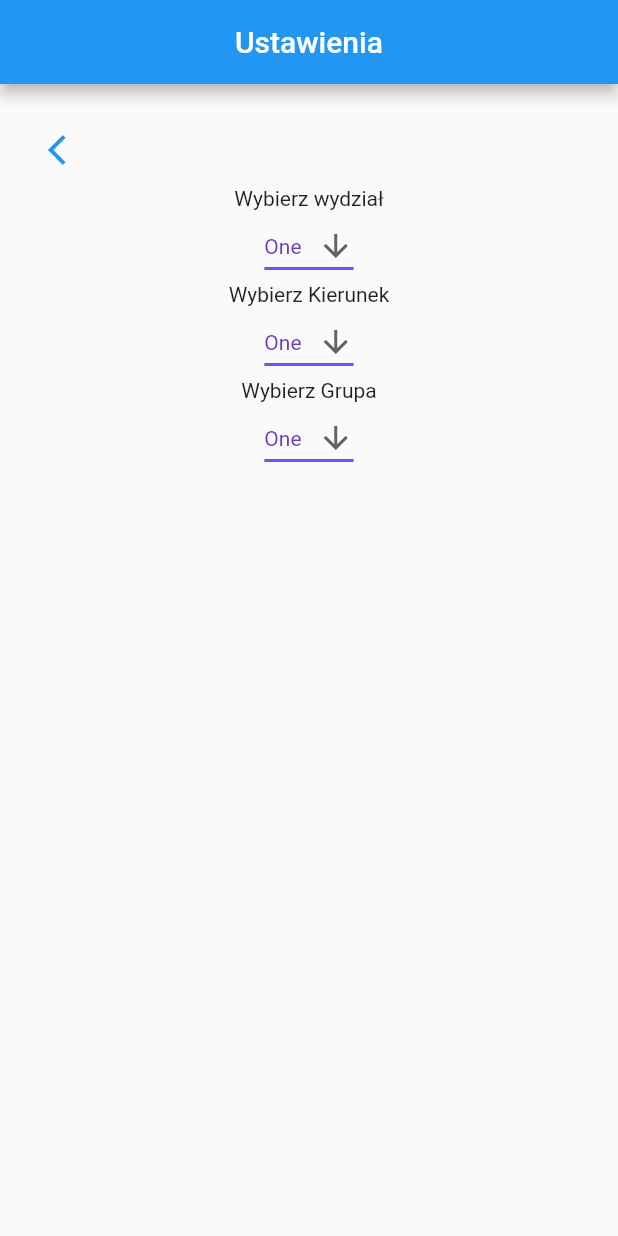
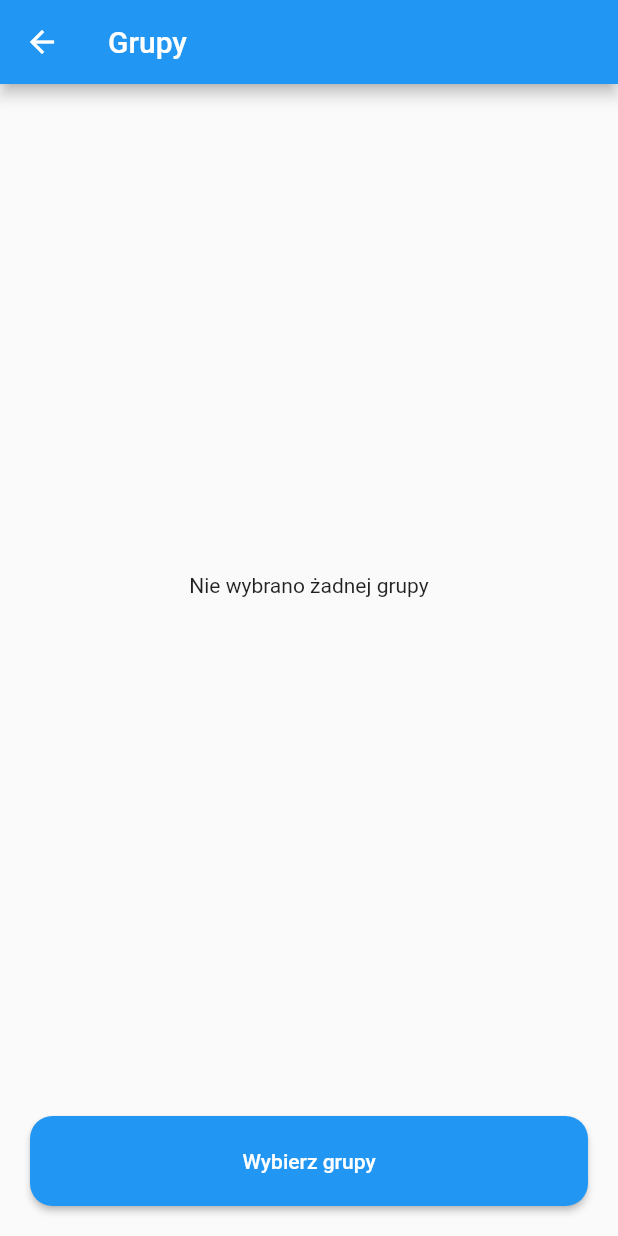
Before and after one commit to dawidsadowski/plany, a Flutter app: the screen it shows once a user with an empty profile is signed in, after a tap on "Ustawienia", after a tap on "Dołącz do grupy", on a phone screen of 412 x 824 dp. Run offline on Flutter 3.47's test engine with Material 2 defaults, Android fonts, the phone set to English and light mode, and no system bars; our stand-ins replace cloud_firestore, firebase_auth, firebase_core, flutter_signin_button, fluttertoast, google_sign_in and 1 more; missing offline and left inert: filter_list, flutter_facebook_auth, syncfusion_localizations; accounts and stored records are empty.

Commit message:
Implement group adding and removing

```diff
--- a/lib/screens/homeScreens/group_settings.dart
+++ b/lib/screens/homeScreens/group_settings.dart
@@ -1,132 +1,212 @@
+import 'package:cloud_firestore/cloud_firestore.dart';
+import 'package:delta_squad_app/models/user_model.dart';
+import 'package:filter_list/filter_list.dart';
+import 'package:firebase_auth/firebase_auth.dart';
 import 'package:flutter/material.dart';
 
 class GroupSettings extends StatefulWidget {
   const GroupSettings({Key? key}) : super(key: key);
+  final String title = 'Grupy';
 
   @override
   _GroupSettingsState createState() => _GroupSettingsState();
 }
 
 class _GroupSettingsState extends State<GroupSettings> {
-  String dropdownValueFirst = 'One';
-  String dropdownValueSecond = 'One';
-  String dropdownValueThird = 'One';
+  List<Group>? selectedGroupList = [];
+  List<Group> groupList = [];
+
+  User? user = FirebaseAuth.instance.currentUser;
+  UserModel loggedInUser = UserModel();
+
+  @override
+  void initState() {
+    super.initState();
+
+    FirebaseFirestore.instance
+        .collection("users")
+        .doc(user!.email)
+        .collection("groups")
+        .get()
+        .then((value) {
+      for (var element in value.docs) {
+        setState(() {
+          var reference = FirebaseFirestore.instance.collection("groups").doc(element.id);
+          selectedGroupList!.add(Group(element.id, reference));
+        });
+      }
+
+      FirebaseFirestore.instance.collection("groups").get().then((value) {
+        for (var element in value.docs) {
+          Group group = Group(element.id, element.reference);
+
+          print(selectedGroupList);
+
+          for(var selectedGroup in selectedGroupList!) {
+            if(selectedGroup.name == element.id) {
+              group = selectedGroup;
+            }
+          }
+
+          groupList.add(group);
+        }
+      });
+    });
+  }
 
   @override
   Widget build(BuildContext context) {
-    return MaterialApp(
-        title: "Grupy",
-        home: Scaffold(
+    return Scaffold(
       appBar: AppBar(
-              centerTitle: true,
-              title:const Text("Ustawienia"),
+        title: Text(widget.title),
       ),
-            body: Container(
-              padding: EdgeInsets.all(10.0),
-              margin: EdgeInsets.all(10.0),
-              child: Column(
-                children: [
-                  Container(
-                    alignment: Alignment.topLeft,
-                    child: IconButton(
-                        onPressed: () {
-                          Navigator.pop(context);
+      bottomNavigationBar: Padding(
+        padding: const EdgeInsets.all(20.0),
+        child: MaterialButton(
+          height: 60,
+          minWidth: double.infinity,
+          color: Theme.of(context).primaryColor,
+          textColor: Colors.white,
+          shape: RoundedRectangleBorder(
+            borderRadius: BorderRadius.circular(15),
+          ),
+          child: const Text('Wybierz grupy'),
+          onPressed: () async {
+            var list = await Navigator.push(
+              context,
+              MaterialPageRoute(
+                builder: (context) => FilterPage(
+                  allTextList: groupList,
+                  selectedUserList: selectedGroupList,
+                ),
+              ),
+            );
+            if (list != null) {
+              setState(() {
+                selectedGroupList = List.from(list);
+              });
+            }
           },
-                        icon: Icon(Icons.arrow_back_ios,
-                            color: Theme.of(context).primaryColor)),
         ),
-                  Container(
-                      child: Column(
-                    children: [
-                      const Text("Wybierz wydział"),
-                      DropdownButton(
-                        value: dropdownValueFirst,
-                        icon: const Icon(Icons.arrow_downward),
-                        iconSize: 24,
-                        elevation: 16,
-                        style: const TextStyle(color: Colors.deepPurple),
-                        underline: Container(
-                          height: 2,
-                          color: Colors.deepPurpleAccent,
       ),
-                        onChanged: (String? newValue) {
-                          setState(() {
-                            dropdownValueFirst = newValue!;
-                          });
+      body: Column(
+        children: <Widget>[
+          selectedGroupList == null || selectedGroupList!.length == 0
+              ? Expanded(
+                  child: Center(
+                    child: Text('Nie wybrano żadnej grupy'),
+                  ),
+                )
+              : Expanded(
+                  child: ListView.separated(
+                      itemBuilder: (context, index) {
+                        return ListTile(
+                          title: Text(selectedGroupList![index].name!),
+                        );
                       },
-                        items: <String>['One', 'Two', 'Three', 'Four']
-                            .map<DropdownMenuItem<String>>((String value) {
-                          return DropdownMenuItem<String>(
-                            value: value,
-                            child: Text(value),
-                          );
-                        }).toList(),
-                      )
-                    ],
-                  )),
-                  Container(
-                      child: Column(
-                    children: [
-                      const Text("Wybierz Kierunek"),
-                      DropdownButton(
-                        value: dropdownValueSecond,
-                        icon: const Icon(Icons.arrow_downward),
-                        iconSize: 24,
-                        elevation: 16,
-                        style: const TextStyle(color: Colors.deepPurple),
-                        underline: Container(
-                          height: 2,
-                          color: Colors.deepPurpleAccent,
-                        ),
-                        onChanged: (String? newValue) {
-                          setState(() {
-                            dropdownValueSecond = newValue!;
-                          });
-                        },
-                        items: <String>['One', 'Two', 'Three', 'Four']
-                            .map<DropdownMenuItem<String>>((String value) {
-                          return DropdownMenuItem<String>(
-                            value: value,
-                            child: Text(value),
-                          );
-                        }).toList(),
-                      )
-                    ],
-                  )),
-                  Container(
-                      child: Column(
-                    children: [
-                      const Text("Wybierz Grupa"),
-                      DropdownButton(
-                        value: dropdownValueThird,
-                        icon: const Icon(Icons.arrow_downward),
-                        iconSize: 24,
-                        elevation: 16,
-                        style: const TextStyle(color: Colors.deepPurple),
-                        underline: Container(
-                          height: 2,
-                          color: Colors.deepPurpleAccent,
-                        ),
-                        onChanged: (String? newValue) {
-                          setState(() {
-                            dropdownValueThird = newValue!;
-                          });
-                        },
-                        items: <String>['One', 'Two', 'Three', 'Four']
-                            .map<DropdownMenuItem<String>>((String value) {
-                          return DropdownMenuItem<String>(
-                            value: value,
-                            child: Text(value),
-                          );
-                        }).toList(),
-                      )
-                    ],
-                  )
+                      separatorBuilder: (context, index) => Divider(),
+                      itemCount: selectedGroupList!.length),
                 ),
         ],
       ),
-        )
-      )
     );
   }
 }
+
+class FilterPage extends StatelessWidget {
+  const FilterPage({Key? key, this.allTextList, this.selectedUserList})
+      : super(key: key);
+  final List<Group>? allTextList;
+  final List<Group>? selectedUserList;
+
+  @override
+  Widget build(BuildContext context) {
+    return Scaffold(
+      appBar: AppBar(
+        title: Text("Wybór grup"),
+      ),
+      body: SafeArea(
+        child: FilterListWidget<Group>(
+          listData: allTextList,
+          selectedListData: selectedUserList,
+          hideHeaderText: true,
+          searchFieldHintText: "Wyszukaj grupy",
+          allButtonText: "Wszystkie",
+          resetButtonText: "Reset",
+          applyButtonText: "Zatwierdź",
+          buttonSpacing: 20,
+          hideSelectedTextCount: true,
+          onApplyButtonClick: (list) async {
+            FirebaseFirestore firebaseFirestore = FirebaseFirestore.instance;
+            User? user = FirebaseAuth.instance.currentUser;
+
+            var batch = firebaseFirestore.batch();
+            var collection = firebaseFirestore
+                .collection('users')
+                .doc(user!.email)
+                .collection('groups');
+            var snapshots = await collection.get();
+
+            for (var doc in snapshots.docs) {
+              await doc.reference.delete();
+            }
+
+            for (var element in list!) {
+              batch.set(
+                  firebaseFirestore
+                      .collection("users")
+                      .doc(user.email)
+                      .collection("groups")
+                      .doc(element.name),
+                  {'group': element.reference});
+            }
+
+            batch.commit();
+
+            Navigator.pop(context, list);
+          },
+          choiceChipLabel: (item) {
+            /// Used to print text on chip
+            return item!.name;
+          },
+          choiceChipBuilder: (context, item, isSelected) {
+            return Container(
+              padding: EdgeInsets.symmetric(horizontal: 16, vertical: 12),
+              margin: EdgeInsets.symmetric(horizontal: 10, vertical: 10),
+              decoration: BoxDecoration(
+                  border: Border.all(
+                color: isSelected! ? Colors.blue[300]! : Colors.grey[300]!,
+              )),
+              child: Text(item.name),
+            );
+          },
+          validateSelectedItem: (list, val) {
+            ///  identify if item is selected or not
+            return list!.contains(val);
+          },
+          onItemSearch: (list, text) {
+            /// When text change in search text field then return list containing that text value
+            ///
+            ///Check if list has value which matchs to text
+            if (list!.any((element) =>
+                element.name!.toLowerCase().contains(text.toLowerCase()))) {
+              /// return list which contains matches
+              return list
+                  .where((element) =>
+                      element.name!.toLowerCase().contains(text.toLowerCase()))
+                  .toList();
+            }
+            return [];
+          },
+        ),
+      ),
+    );
+  }
+}
+
+class Group {
+  final String? name;
+  final DocumentReference? reference;
+
+  Group(this.name, this.reference);
+}
--- a/pubspec.yaml
+++ b/pubspec.yaml
@@ -42,6 +42,7 @@ dependencies:
   flutter_signin_button: ^2.0.0
   syncfusion_flutter_calendar: ^19.3.55
   syncfusion_localizations: ^19.3.55
+  filter_list: ^1.0.0
 
 
   # The following adds the Cupertino Icons font to your application.
```
Also changed, not shown: pubspec.lock. Lines whose indentation alone changed are shown as unchanged.
